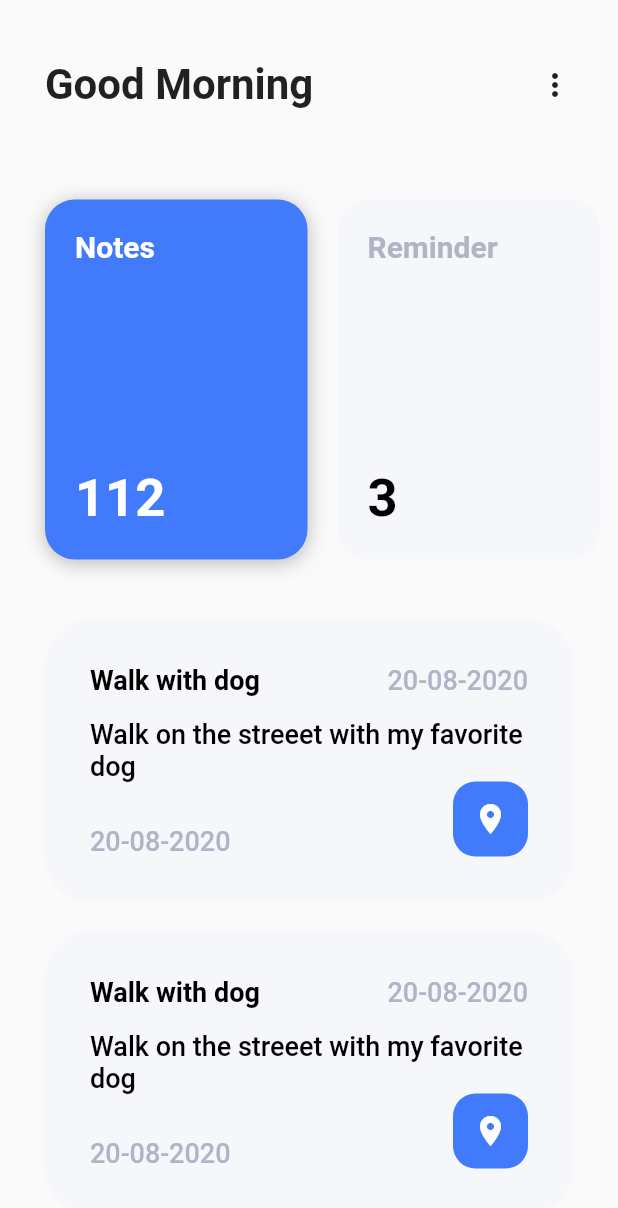
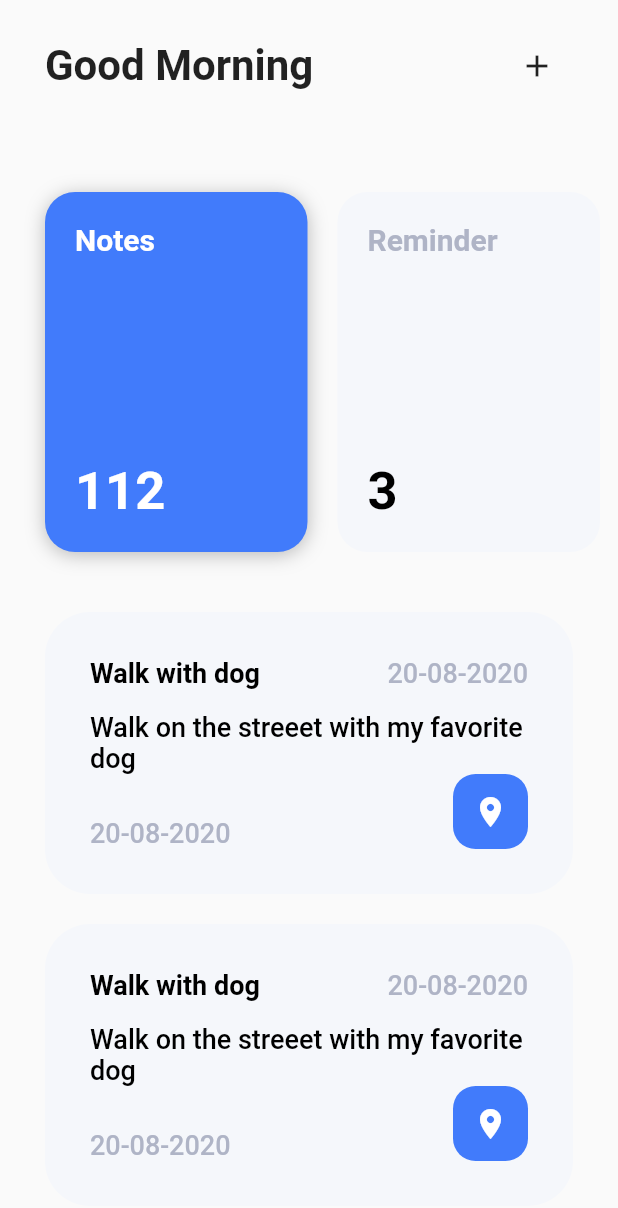
Before and after one commit to nicoaudy/YEW-, a Flutter app: the screen it shows after launch, on a phone screen of 412 x 824 dp. Shown: the top 1208 px of the screen. Run offline on Flutter 3.47's test engine with Material 2 defaults, Android fonts, the phone set to English and light mode, and no system bars.

Commit message:
add notes screen

```diff
--- a/lib/app.dart
+++ b/lib/app.dart
@@ -9,7 +9,7 @@ class App extends StatelessWidget {
       title: "YEW!",
       debugShowCheckedModeBanner: false,
       theme: ThemeData(
-        primarySwatch: Colors.blue,
+        primarySwatch: Colors.indigo,
         visualDensity: VisualDensity.adaptivePlatformDensity,
       ),
       home: HomeScreen(),
--- a/lib/screens/home.screen.dart
+++ b/lib/screens/home.screen.dart
@@ -3,9 +3,16 @@ import 'dart:ui';
 import 'package:flutter/material.dart';
 import 'package:yew/components/category_card.dart';
 import 'package:yew/components/note_card.dart';
+import 'package:yew/screens/add_notes.screen.dart';
 import 'package:yew/utils/utils.dart';
 
-class HomeScreen extends StatelessWidget {
+class HomeScreen extends StatefulWidget {
+  @override
+  _HomeScreenState createState() => _HomeScreenState();
+}
+
+class _HomeScreenState extends State<HomeScreen> {
+
   final Map<String, int> categories = {
     'Notes': 112,
     'Reminder': 3,
@@ -17,7 +24,7 @@ class HomeScreen extends StatelessWidget {
     return Scaffold(
       body: ListView(
         children: <Widget>[
-          SizedBox(height: 40),
+          SizedBox(height: 20),
           Padding(
             padding: EdgeInsets.symmetric(horizontal: 30),
             child: Row(
@@ -27,10 +34,9 @@ class HomeScreen extends StatelessWidget {
                   fontSize: 28,
                   fontWeight: FontWeight.bold
                 )),
-                Row(
-                  children: <Widget>[
-                    Icon(Icons.more_vert),
-                  ],
+                IconButton(
+                  icon: Icon(Icons.add),
+                  onPressed: () => Navigator.push(context, MaterialPageRoute(builder: (context) => AddNotesScreen())),
                 )
               ],
             ),
```
Also changed, not shown: lib/screens/add_notes.screen.dart (added, +20 -0 lines).
